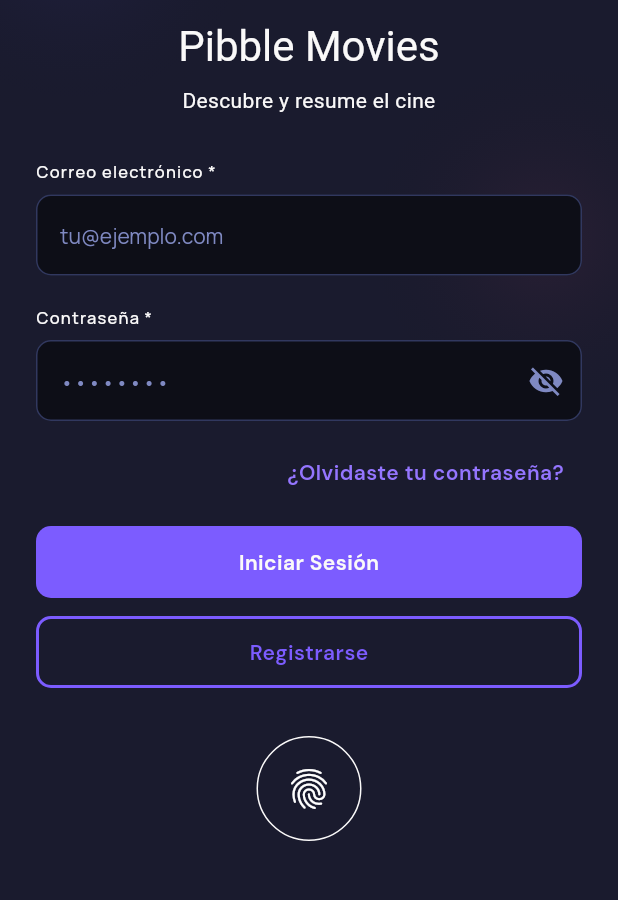
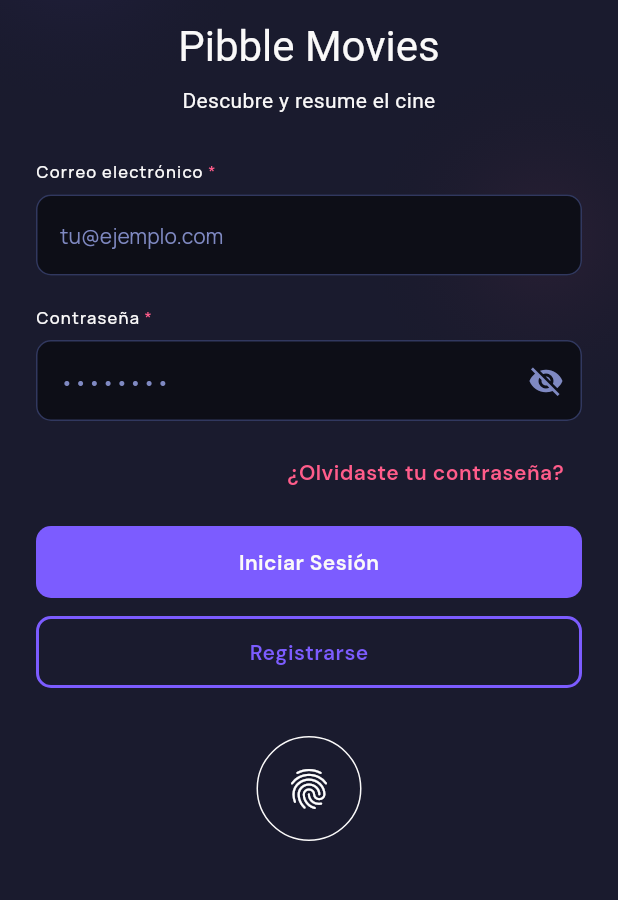
Before and after one commit to waryduchess/los_pibbles_movies_app_cv, a Flutter app: the screen it shows after launch, on a phone screen of 412 x 824 dp, the part 281-1181 px from its top. Run offline on Flutter 3.47's test engine with Material 3 defaults, Android fonts, the phone set to English and light mode, and no system bars; our stand-ins replace go_router, google_fonts.

Commit message:
modificacion del login

```diff
--- a/los_pibbles_movies_app/lib/presentation/screens/auth/login_screen.dart
+++ b/los_pibbles_movies_app/lib/presentation/screens/auth/login_screen.dart
@@ -1,7 +1,9 @@
 import 'package:flutter/material.dart';
 import 'package:go_router/go_router.dart';
+import 'package:los_pibbles_movies_app/resources/color/colors.dart';
 import '../../widgets/button_widget.dart';
 import '../../widgets/input_widget.dart';
+import '../../widgets/gradient_background_widget.dart';
 
 class LoginScreen extends StatefulWidget {
   static const name = 'login--screen';
@@ -28,53 +30,15 @@ class _LoginScreenState extends State<LoginScreen> {
     final theme = Theme.of(context);
 
     return Scaffold(
+      backgroundColor: AppColors.secondary900,
       body: Stack(
         children: [
           Container(
             decoration: const BoxDecoration(
-              color: Color(0xFF1A1B2E),
+              color: AppColors.secondary900,
             ),
           ),
-
-          Positioned(
-            right: 0,
-            top: 0,
-            width: MediaQuery.of(context).size.width * 0.6,
-            height: MediaQuery.of(context).size.height * 0.6,
-            child: Container(
-              decoration: const BoxDecoration(
-                gradient: RadialGradient(
-                  center: Alignment(0.6, 0.4),
-                  radius: 1.063,
-                  colors: [
-                    Color.fromRGBO(255, 92, 138, 0.07),
-                    Colors.transparent,
-                  ],
-                  stops: [0, 0.5],
-                ),
-              ),
-            ),
-          ),
-
-          Positioned(
-            left: 0,
-            top: 0,
-            width: MediaQuery.of(context).size.width * 0.6,
-            height: MediaQuery.of(context).size.height * 0.55,
-            child: Container(
-              decoration: const BoxDecoration(
-                gradient: RadialGradient(
-                  center: Alignment(-0.6, -0.4),
-                  radius: 1.063,
-                  colors: [
-                    Color.fromRGBO(103, 92, 255, 0.094),
-                    Colors.transparent,
-                  ],
-                  stops: [0, 0.55],
-                ),
-              ),
-            ),
-          ),
+          const GradientBackgroundWidget(),
 
           SafeArea(
             child: SingleChildScrollView(
@@ -138,6 +102,7 @@ class _LoginScreenState extends State<LoginScreen> {
                         alignment: Alignment.centerRight,
                         child: ButtonWidget(
                           text: '¿Olvidaste tu contraseña?',
+                          textColor: AppColors.accent600,
                           type: ButtonType.tertiary,
                           onPressed: () {},
                         ),
--- a/los_pibbles_movies_app/lib/presentation/widgets/input_widget.dart
+++ b/los_pibbles_movies_app/lib/presentation/widgets/input_widget.dart
@@ -52,10 +52,21 @@ class _InputWidgetState extends State<InputWidget> {
     return Column(
       crossAxisAlignment: CrossAxisAlignment.start,
       children: [
-        Text(
-          widget.label,
-          style: AppStyles.label.copyWith(color: AppColors.white),
+        RichText(
+  text: TextSpan(
+    children: [
+      TextSpan(
+        text: widget.label.replaceAll(' *', ''),
+        style: AppStyles.label.copyWith(color: AppColors.white),
+      ),
+      if (widget.label.contains('*'))
+        TextSpan(
+          text: ' *',
+          style: AppStyles.label.copyWith(color: AppColors.accent600),
         ),
+    ],
+  ),
+),
         const SizedBox(height: 8),
         TextFormField(
           controller: widget.controller,
```
